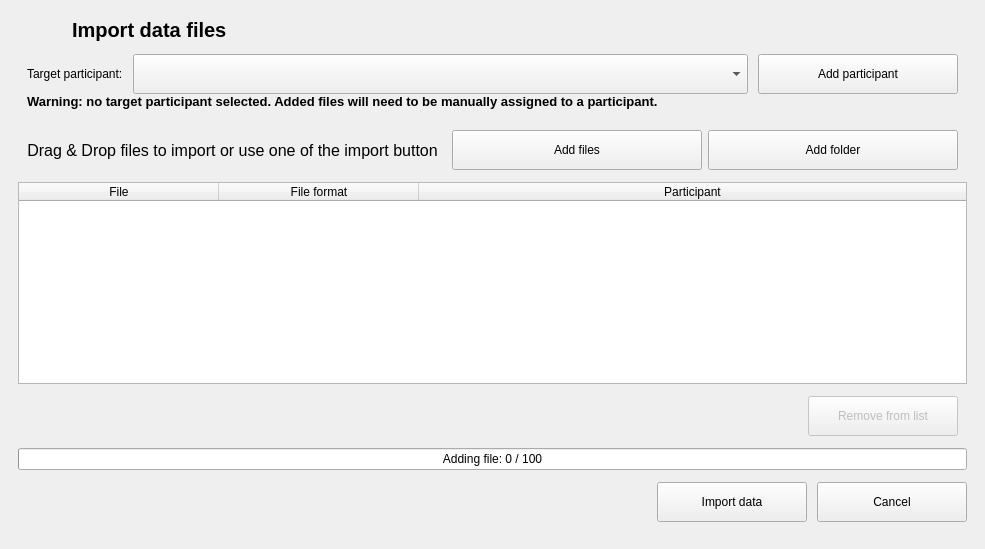
introlab/OpenIMU, file python/resources/ui/ImportBrowser.ui: the form before one commit.
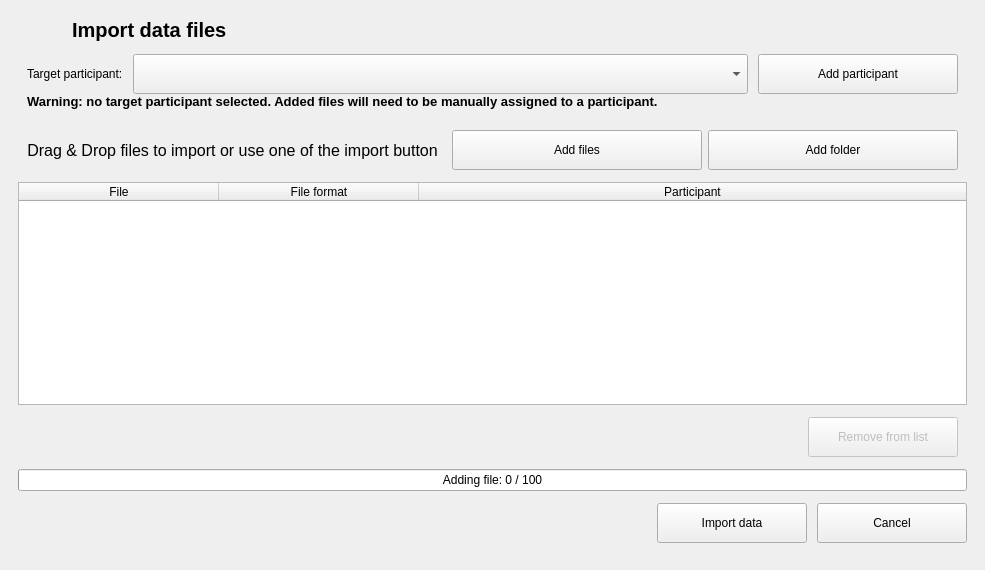
The form after the commit. Icons and pictures are not drawn.

Diff of the .ui file:
```diff
--- a/python/resources/ui/ImportBrowser.ui
+++ b/python/resources/ui/ImportBrowser.ui
@@ -7,7 +7,7 @@
     <x>0</x>
     <y>0</y>
     <width>985</width>
-    <height>549</height>
+    <height>570</height>
    </rect>
   </property>
   <property name="acceptDrops">
```
Left out of the diff: 2 changed lines with no effect on the pictures.
